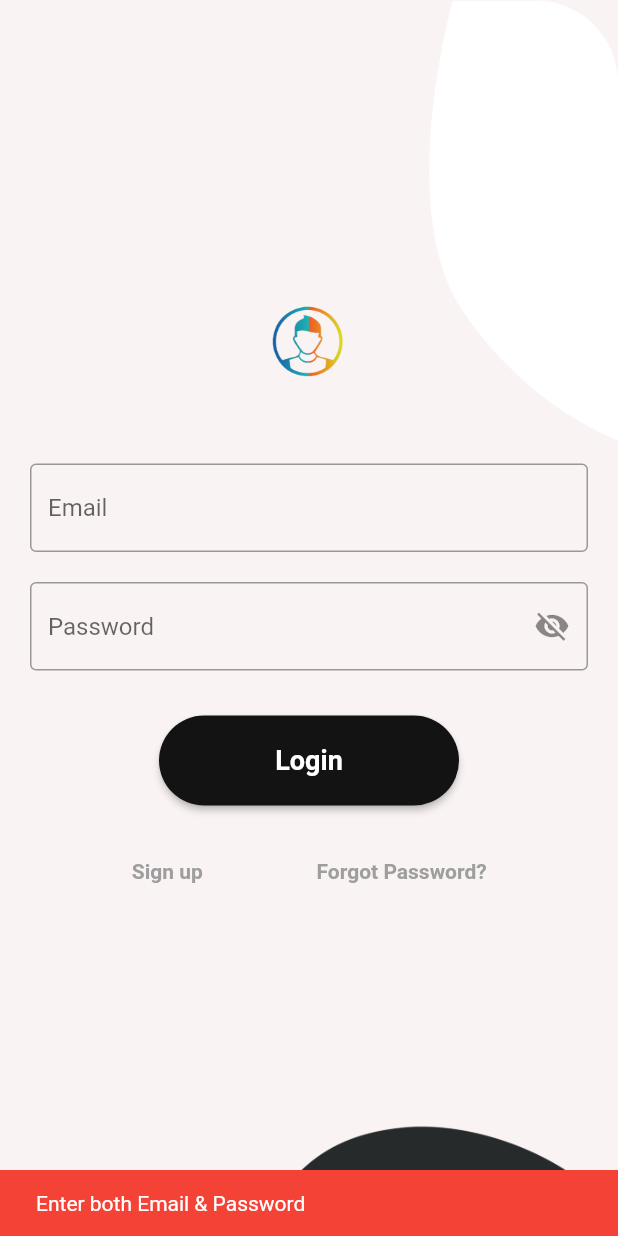
After one commit to rakib-badhan/hairStyleProject, a Flutter app: the LoginScreen screen opened directly, after a tap on "Login", on a phone screen of 412 x 824 dp. The commit adds this screen. Run offline on Flutter 3.47's test engine with Material 2 defaults, Android fonts, the phone set to English and light mode, and no system bars; our stand-ins replace connectivity, device_preview, dio, flutter_easyloading, flutter_screenutil, pretty_dio_logger and 1 more; missing offline and left inert: flutter_flavor; accounts and stored records are empty.

Commit message:
Login API Call to Homepage

```diff
--- a/lib/app/colors.dart
+++ b/lib/app/colors.dart
@@ -18,6 +18,7 @@ class MyColors {
   // Color brandColor = const Color(0xFF00838F);
 
   Color welcomeBackground = const Color(0xFFF9F4F3);
+  Color buttonColor = const Color(0xFF131313);
 
 
 }
--- a/lib/app/images.dart
+++ b/lib/app/images.dart
@@ -11,5 +11,6 @@ class Images {
   String intro01 = 'assets/images/bg03.png';
   String intro02 = 'assets/images/bg04.png';
   String intro03 = 'assets/images/bg05.png';
+  String login01 = 'assets/images/ic01.png';
 
 }
--- /dev/null
+++ b/lib/app/util.dart
@@ -0,0 +1,102 @@
+/*
+    Created by Shitab Mir on 29 August 2022
+ */
+
+import 'package:connectivity/connectivity.dart';
+import 'package:flutter/material.dart';
+import 'package:flutter/widgets.dart';
+import 'package:flutter_easyloading/flutter_easyloading.dart';
+
+class CommonUtil {
+  static final instance = CommonUtil();
+
+  /// Internet Check
+  Future<bool> internetCheck() async {
+    var connectivityResult = await (Connectivity().checkConnectivity());
+    if (connectivityResult == ConnectivityResult.none) {
+      return false;
+    }
+    return true;
+  }
+
+  /// Show Toast
+  void showToast(BuildContext context, String msg) {
+    dismissToast(context);
+    ScaffoldMessenger.of(context).showSnackBar(
+      SnackBar(
+        backgroundColor: Colors.red,
+        duration: const Duration(seconds: 2),
+        content: Text(msg),
+      ),
+    );
+  }
+
+  void dismissToast(BuildContext context) {
+    ScaffoldMessenger.of(context).clearSnackBars();
+  }
+
+  /// Handle Over-tapping
+  DateTime? initialClickTime;
+  bool isRedundantClick(DateTime currentTime){
+    if(initialClickTime==null){
+      initialClickTime = currentTime;
+      return false;
+    } else {
+      if (currentTime
+          .difference(initialClickTime!)
+          .inSeconds < 3) { //set this difference time in seconds
+        return true;
+      }
+    }
+    initialClickTime = currentTime;
+    return false;
+  }
+
+  /// Loader Behavior
+  void showLoading() {
+    EasyLoading.show(status: 'Loading',
+        dismissOnTap: false,
+        maskType: EasyLoadingMaskType.black);
+  }
+
+  void stopLoading() {
+    EasyLoading.dismiss(animation: true);
+  }
+
+  void onNoInternet() {
+    EasyLoading.show(status: "No Internet!",
+      indicator: const Icon(Icons.signal_cellular_connected_no_internet_4_bar,
+        color: Colors.white70,),
+      dismissOnTap: true,
+      maskType: EasyLoadingMaskType.black,
+    );
+  }
+
+  Future onSuccessfulEntry(String? successMessage) async{
+    EasyLoading.show(status: successMessage!,
+      indicator: const Icon(Icons.check,
+        color: Colors.white70,),
+      dismissOnTap: true,
+      maskType: EasyLoadingMaskType.black,
+    );
+  }
+
+  void onFailed(String failedMsg) {
+    EasyLoading.show(status: failedMsg,
+        indicator: const Icon(Icons.sms_failed_outlined, color: Colors.white70,),
+        dismissOnTap: true,
+        maskType: EasyLoadingMaskType.black);
+  }
+
+  void onEasyMsg(String failedMsg) {
+    EasyLoading.show(status: failedMsg,
+        indicator: const Icon(Icons.add_to_home_screen, color: Colors.white70,),
+        dismissOnTap: true,
+        maskType: EasyLoadingMaskType.black);
+  }
+
+  /*void onFailedNoDismiss(String failedMsg) {
+    EasyLoading.show(status: failedMsg, indicator: Image.asset(AppImages.instance.errorIcon), dismissOnTap: false, maskType: EasyLoadingMaskType.black);
+  }*/
+
+}
--- a/lib/presentation/introduction/viewmodel_introduction.dart
+++ b/lib/presentation/introduction/viewmodel_introduction.dart
@@ -3,6 +3,8 @@
     shitabmir@gmail.com
  */
 import 'package:flutter/cupertino.dart';
+import 'package:hairstylesapp/app/nav.dart';
+import 'package:hairstylesapp/presentation/login/screen_login.dart';
 // import 'package:hairstylesapp/network/api_repository.dart';
 
 class IntroductionScreenViewModel {
@@ -14,7 +16,8 @@ class IntroductionScreenViewModel {
   }
 
   void goToNextScreen(BuildContext context) {
-    // SHITAB TODO
+    Nav.goToNextScreenDestroyingPrevious(context, LoginScreen());
+
   }
 
 }
--- /dev/null
+++ b/lib/presentation/login/screen_login.dart
@@ -0,0 +1,204 @@
+/*
+    Created by Shitab Mir on 28 August 2022
+ */
+
+import 'package:flutter/material.dart';
+import 'package:flutter/services.dart';
+import 'package:flutter_easyloading/flutter_easyloading.dart';
+import 'package:hairstylesapp/app/colors.dart';
+import 'package:hairstylesapp/app/images.dart';
+import 'package:hairstylesapp/presentation/login/viewmodel_login.dart';
+
+class LoginScreen extends StatefulWidget {
+  const LoginScreen({Key? key}) : super(key: key);
+
+  @override
+  LoginScreenState createState() => LoginScreenState();
+
+}
+
+class LoginScreenState extends State<LoginScreen> {
+
+  LoginScreenViewModel? _viewModel;
+  TextEditingController _emailController = TextEditingController();
+  TextEditingController _passwordController =  TextEditingController();
+  ValueNotifier _passwordVisible = ValueNotifier(false);
+
+  @override
+  void initState() {
+    super.initState();
+    _viewModel = LoginScreenViewModel(context);
+  }
+
+  @override
+  void dispose() {
+    _passwordController.dispose();
+    _emailController.dispose();
+    _passwordVisible.dispose();
+    EasyLoading.dismiss();
+    _viewModel = null;
+    super.dispose();
+  }
+
+  @override
+  Widget build(BuildContext context) {
+    SystemChrome.setEnabledSystemUIMode(SystemUiMode.manual, overlays: [SystemUiOverlay.bottom]);
+    return Scaffold(
+      backgroundColor: MyColors.instance.welcomeBackground,
+      body: Stack(
+        children: [
+          // Background Image
+          Image.asset(
+            Images.instance.intro,
+            scale: 1,
+            height: double.infinity,
+            width: double.infinity,
+            fit: BoxFit.fill,
+          ),
+
+          // Body
+          Center(
+            child: Column(
+              mainAxisSize: MainAxisSize.max,
+              mainAxisAlignment: MainAxisAlignment.center,
+              crossAxisAlignment: CrossAxisAlignment.center,
+              children: [
+
+                // Image
+                SizedBox(
+                  width: 60,
+                  height: 60,
+                  child: Image.asset(
+                    Images.instance.login01,
+                    scale: 2,
+                  ),
+                ),
+
+                // Fields
+                _getEmailField(),
+                _getPasswordField(),
+                // Buttons
+                _getLoginButton(),
+                Padding(
+                  padding: const EdgeInsets.symmetric(vertical:20, horizontal: 20),
+                  child: Row(
+                    mainAxisSize: MainAxisSize.max,
+                    mainAxisAlignment: MainAxisAlignment.spaceEvenly,
+                    crossAxisAlignment: CrossAxisAlignment.center,
+                    children: [
+                      TextButton(
+                          onPressed: _signup,
+                          child: const Text(
+                            "Sign up",
+                            style: TextStyle(
+                                fontWeight: FontWeight.bold, color: Colors.grey, fontSize: 14
+                            ),
+                          )
+                      ),
+                      TextButton(
+                          onPressed: _forgotPassword,
+                          child: const Text(
+                            "Forgot Password?",
+                            style: TextStyle(
+                                fontWeight: FontWeight.bold, color: Colors.grey, fontSize: 14
+                            ),
+                          )
+                      )
+                    ],
+                  ),
+                )
+              ],
+            ),
+          ),
+        ],
+      ),
+    );
+  }
+
+  Widget _getEmailField() {
+    return Container(
+      padding: const EdgeInsets.only(left: 20, right: 20, top: 50),
+      child: TextFormField(
+        controller: _emailController,
+        keyboardType: TextInputType.emailAddress,
+        /*style: TextStyle(
+          color: AppColors.instance.blueTextColor,
+        ),*/
+        decoration: const InputDecoration(
+          border: OutlineInputBorder(),
+          hintText: 'Email',
+        ),
+      ),
+    );
+  }
+
+  Widget _getPasswordField() {
+    return Container(
+      padding: const EdgeInsets.only(
+          left: 20, right: 20, top: 20, bottom: 30),
+      child: TextFormField(
+        controller: _passwordController,
+        keyboardType: TextInputType.text,
+        obscureText: !_passwordVisible.value,
+        obscuringCharacter: '*',
+        /*style: TextStyle(
+          color: AppColors.instance.blueTextColor,
+        ),*/
+        decoration: InputDecoration(
+          border: const OutlineInputBorder(),
+          hintText: 'Password',
+          suffixIcon: IconButton(
+            icon: Icon(
+              _passwordVisible.value
+                  ? Icons.visibility
+                  : Icons.visibility_off,
+              // color: AppColors.instance.blueTextColor,
+            ),
+            onPressed: () {
+              // CommonUtil.instance.hideKeyboard(context);
+              _passwordVisible.value = !_passwordVisible.value;
+            },
+          ),
+
+        ),
+      ),
+    );
+  }
+
+  Widget _getLoginButton() {
+    return ElevatedButton(
+      onPressed: _login,
+      style: ButtonStyle(
+        minimumSize: MaterialStateProperty.all(const Size(200, 60)),
+        backgroundColor: MaterialStateProperty.all(MyColors.instance.buttonColor),
+        padding: MaterialStateProperty.all(const EdgeInsets.all(0)),
+        textStyle: MaterialStateProperty.all(const TextStyle(fontSize: 18)),
+        shape:  MaterialStateProperty.all(RoundedRectangleBorder(borderRadius: BorderRadius.circular(45.0))),
+      ),
+      child: const Padding(
+        padding: EdgeInsets.all(10.0),
+        child: FittedBox(
+          child: Text(
+            "Login",
+            style: TextStyle(
+                fontWeight: FontWeight.bold, color: Colors.white, fontSize: 18
+            ),
+          ),
+        ),
+      ),
+    );
+  }
+
+  void _login() {
+    _viewModel?.loginButtonPress(_emailController.text.toString(), _passwordController.text.toString());
+  }
+
+  void _forgotPassword() {
+    // SHITAB TODO
+  }
+
+
+  void _signup() {
+    // SHITAB TODO
+  }
+}
--- /dev/null
+++ b/lib/presentation/login/viewmodel_login.dart
@@ -0,0 +1,72 @@
+/*
+    Created by Shitab Mir on 29 August 2022
+ */
+
+import 'package:hairstylesapp/app/util.dart';
+import 'package:hairstylesapp/network/api_repository.dart';
+import 'package:flutter/widgets.dart';
+import 'package:hairstylesapp/app/nav.dart';
+import 'package:hairstylesapp/presentation/homepage/screen_homepage.dart';
+import 'package:hairstylesapp/presentation/login/response_login.dart';
+
+class LoginScreenViewModel {
+  BuildContext context;
+  ApiRepository? _apiRepository;
+
+  LoginScreenViewModel(this.context) {
+    _apiRepository = ApiRepository();
+  }
+
+  /// Login Button Press Action
+  void loginButtonPress(String email, String password) async {
+    if (!CommonUtil.instance.isRedundantClick(DateTime.now())) {
+      if (await CommonUtil.instance.internetCheck()) { // has internet
+
+        if (email.isEmpty || password.isEmpty) { // validation
+          CommonUtil.instance.showToast(context, 'Enter both Email & Password');
+        } else {
+          _loginCall(_getMappedDynamicData(email, password));
+        }
+      } else {
+        CommonUtil.instance.showToast(context, 'No Internet');
+      }
+    }
+  }
+
+  void _loginCall(Map<String, dynamic> data) {
+    _apiRepository?.postLogIn(context, data,
+        onSuccess: (LoginResponse response) {
+          if(response.success != null && response.success == true && response.token != null) {
+            Nav.goToNextScreenDestroyingPrevious(context, const HomepageScreen());
+          }
+
+        },
+      onFailure: (String error) {
+        CommonUtil.instance.onFailed(error);
+      }
+    );
+    // Nav.goToNextScreenDestroyingPrevious(context, LoginScreen());
+
+  }
+
+  void goToForgotPasswordScreen(BuildContext context) {
+    // Nav.goToNextScreenDestroyingPrevious(context, LoginScreen());
+
+  }
+
+  void goToSignUpScreen(BuildContext context) {
+    // Nav.goToNextScreenDestroyingPrevious(context, LoginScreen());
+
+  }
+
+  Map<String, dynamic> _getMappedDynamicData(String email, String password) {
+    Map<String, dynamic> data = {};
+    /// Email
+    data["email"] = email;
+    /// Password
+    data["password"] = password;
+
+    return data;
+  }
+
+}
```
Also changed, not shown: lib/presentation/homepage/screen_homepage.dart (added, +40 -0 lines), lib/presentation/login/response_login.dart (+20 -83 lines), assets/images/ic01.png (added).
